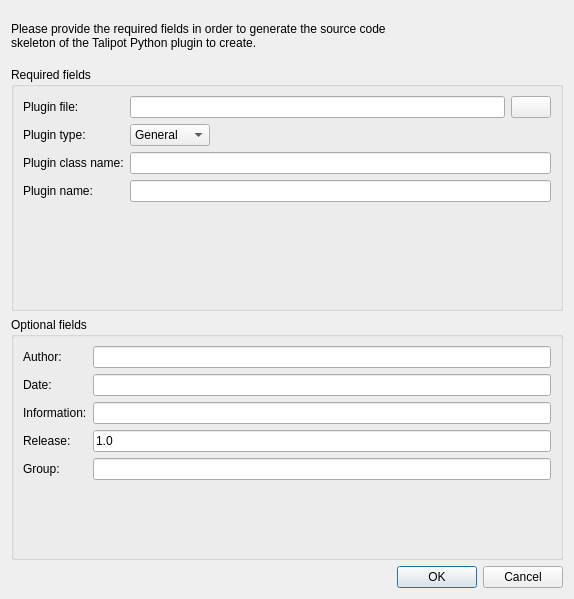
Qt form library/talipot-python/designer/PythonPluginCreationDialog.ui (anlambert/tulip) before a commit.
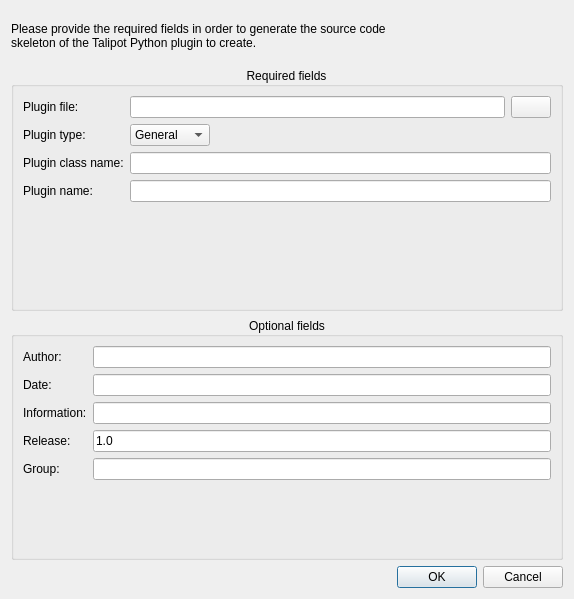
The same form after that commit.

```diff
--- a/library/talipot-python/designer/PythonPluginCreationDialog.ui
+++ b/library/talipot-python/designer/PythonPluginCreationDialog.ui
@@ -36,6 +36,9 @@
      <property name="title">
       <string>Required fields</string>
      </property>
+     <property name="alignment">
+      <set>Qt::AlignCenter</set>
+     </property>
      <layout class="QFormLayout" name="formLayout_2">
       <property name="fieldGrowthPolicy">
        <enum>QFormLayout::ExpandingFieldsGrow</enum>
@@ -152,6 +155,9 @@
      <property name="title">
       <string>Optional fields</string>
      </property>
+     <property name="alignment">
+      <set>Qt::AlignCenter</set>
+     </property>
      <layout class="QFormLayout" name="formLayout">
       <item row="0" column="0">
        <widget class="QLabel" name="label_5">
```
